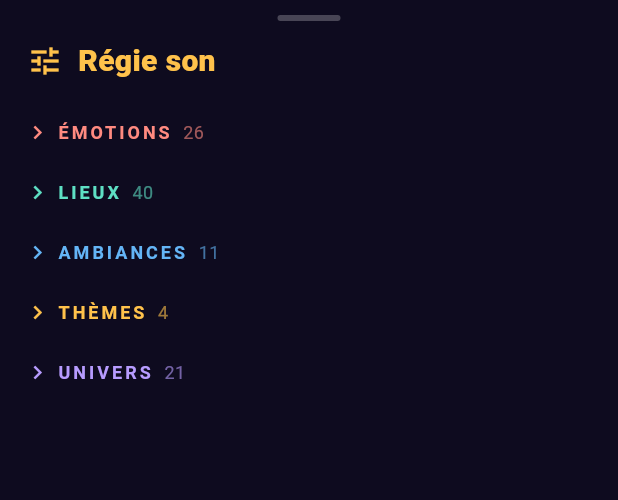
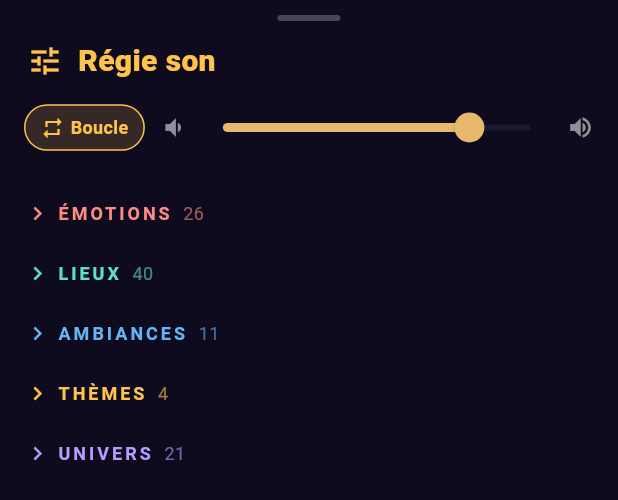
Before and after one commit to okhamfriction-png/Destiny, a Flutter app: the SoundMixerSheet widget shown alone on an empty page, opened directly with empty values, after a tap on "ÉMOTIONS", after a tap on "LIEUX", on a phone screen of 412 x 824 dp. Shown: the top 500 px of the screen. Run offline on Flutter 3.47's test engine with Material 3 defaults, Android fonts, the phone set to English and light mode, and no system bars; our stand-ins replace audioplayers, font_awesome_flutter, shared_preferences, speech_to_text, sqflite, sqflite_common_ffi and 1 more; accounts and stored records are empty.

Commit message:
Régie son : contrôles régisseur (boucle par défaut + volume) + bouton mis en évidence
- Tablette régisseur : chip Boucle (lecture en répétition, activée par défaut) et
  curseur de volume global. Les pistes lancées depuis la régie bouclent.
- Chrono du générateur : beau bouton « Régie son » (violet) à côté de
  Régler/relancer.

Co-Authored-By: Claude Opus 4.8 <noreply@anthropic.com>

```diff
--- a/lib/application/state/music_controller.dart
+++ b/lib/application/state/music_controller.dart
@@ -58,6 +58,24 @@ class MusicController extends ChangeNotifier {
 
   Duration _duration = Duration.zero;
   Duration get duration => _duration;
+
+  // Volume global (0..1) et lecture en boucle par défaut (régie).
+  double _volume = 0.8;
+  double get volume => _volume;
+  Future<void> setVolume(double v) async {
+    _volume = v.clamp(0.0, 1.0);
+    try {
+      await _player.setVolume(_volume);
+    } catch (_) {}
+    notifyListeners();
+  }
+
+  bool _boucle = true;
+  bool get boucle => _boucle;
+  void setBoucle(bool b) {
+    _boucle = b;
+    notifyListeners();
+  }
 
   /// Sens du tri alphabétique des pistes (A→Z si vrai, Z→A sinon).
   bool _ascending = true;
@@ -188,17 +206,20 @@ class MusicController extends ChangeNotifier {
     }
   }
 
-  Future<void> playTrack(MusicTrack track) async {
+  /// Joue une piste. [forceLoop] force la lecture en boucle (régie).
+  Future<void> playTrack(MusicTrack track, {bool forceLoop = false}) async {
     _current = track;
     _position = Duration.zero;
     notifyListeners();
     await _player.setReleaseMode(
-      track.loop ? ReleaseMode.loop : ReleaseMode.release,
+      (forceLoop || track.loop) ? ReleaseMode.loop : ReleaseMode.release,
     );
     await _player.stop();
+    await _player.setVolume(_volume);
     await _player.play(AssetSource(track.file));
   }
 
+  /// Lecture/pause d'une piste depuis la régie (boucle selon le réglage).
   Future<void> toggle(MusicTrack track) async {
     if (_current?.file == track.file) {
       if (_playing) {
@@ -207,7 +228,7 @@ class MusicController extends ChangeNotifier {
         await _player.resume();
       }
     } else {
-      await playTrack(track);
+      await playTrack(track, forceLoop: _boucle);
     }
   }
 
--- a/lib/presentation/widgets/sound_mixer_sheet.dart
+++ b/lib/presentation/widgets/sound_mixer_sheet.dart
@@ -162,6 +162,53 @@ class _SoundMixerSheetState extends State<SoundMixerSheet> {
                 ],
               ),
             ),
+            // Contrôles simplifiés du régisseur : boucle + volume.
+            Padding(
+              padding: const EdgeInsets.fromLTRB(16, 0, 16, 6),
+              child: Row(
+                children: [
+                  InkWell(
+                    onTap: () => c.setBoucle(!c.boucle),
+                    borderRadius: BorderRadius.circular(16),
+                    child: Container(
+                      padding: const EdgeInsets.symmetric(
+                          horizontal: 10, vertical: 6),
+                      decoration: BoxDecoration(
+                        color: c.boucle
+                            ? _gold.withValues(alpha: 0.16)
+                            : Colors.white10,
+                        borderRadius: BorderRadius.circular(16),
+                        border: Border.all(
+                            color: c.boucle ? _gold : Colors.white24),
+                      ),
+                      child: Row(
+                        mainAxisSize: MainAxisSize.min,
+                        children: [
+                          Icon(Icons.repeat,
+                              size: 16,
+                              color: c.boucle ? _gold : Colors.white54),
+                          const SizedBox(width: 4),
+                          Text('Boucle',
+                              style: TextStyle(
+                                  color: c.boucle ? _gold : Colors.white54,
+                                  fontSize: 12,
+                                  fontWeight: FontWeight.w700)),
+                        ],
+                      ),
+                    ),
+                  ),
+                  const SizedBox(width: 10),
+                  const Icon(Icons.volume_down, color: Colors.white54, size: 18),
+                  Expanded(
+                    child: Slider(
+                      value: c.volume,
+                      onChanged: (v) => c.setVolume(v),
+                    ),
+                  ),
+                  const Icon(Icons.volume_up, color: Colors.white54, size: 18),
+                ],
+              ),
+            ),
             // Bandeau « en cours ».
             if (c.current != null)
               Container(
```
Also changed, not shown: lib/presentation/screens/top_countdown_screen.dart (+16 -0 lines).
